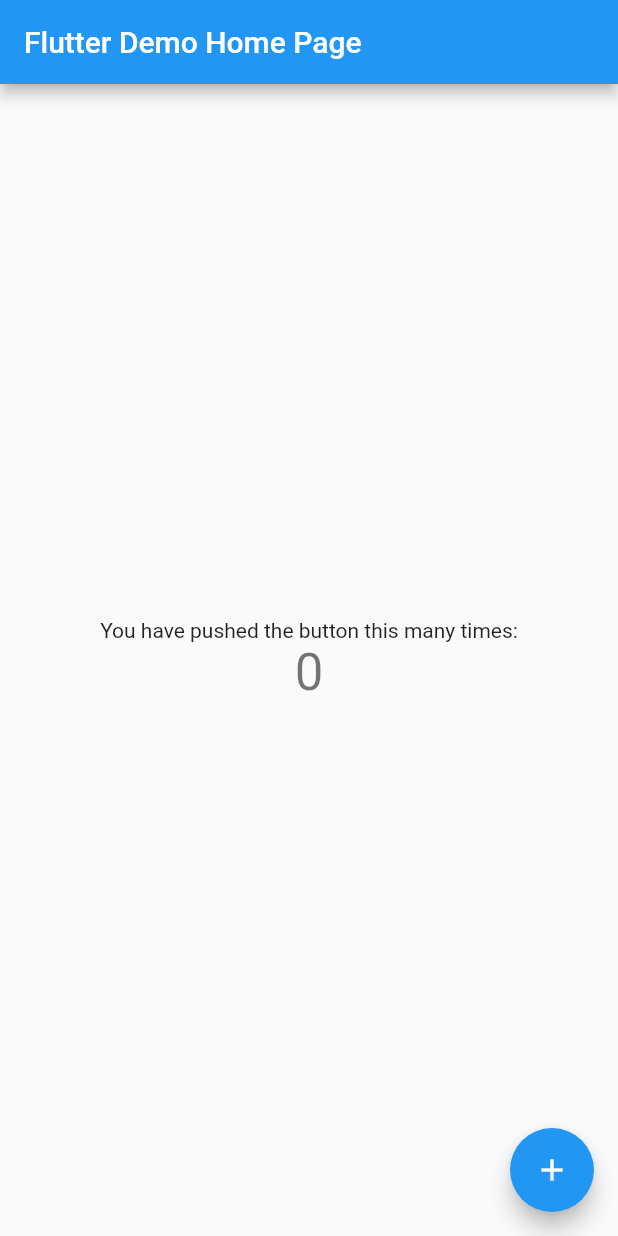
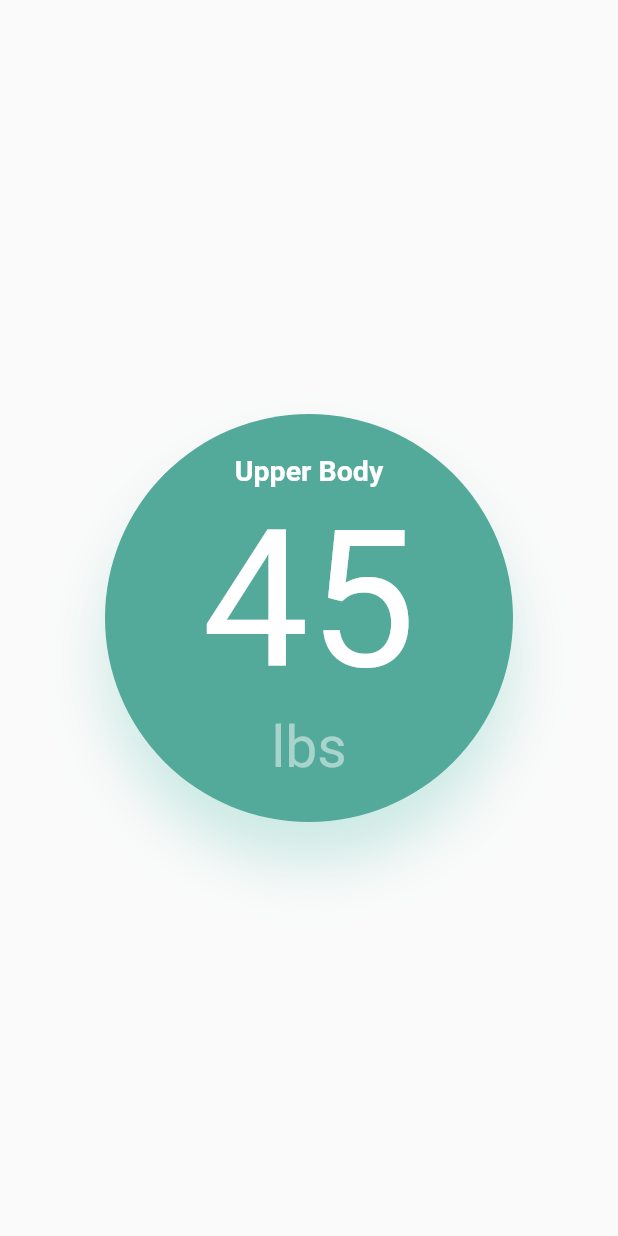
Before and after one commit to sh4217/Metrics-Widget, a Flutter app: the screen it shows after launch, on a phone screen of 412 x 824 dp. Run offline on Flutter 3.47's test engine with Material 2 defaults, Android fonts, the phone set to English and light mode, and no system bars; our stand-ins replace flutter_svg; Roboto replaces fonts that are missing (Helvetica, League Gothic).

Commit message:
made basic metrics container with text labels and imported styles

```diff
--- a/lib/main.dart
+++ b/lib/main.dart
@@ -13,105 +13,36 @@ class MyApp extends StatelessWidget {
   Widget build(BuildContext context) {
     return MaterialApp(
       debugShowCheckedModeBanner: false,
-      title: 'Flutter Demo',
+      title: 'Metrics Demo',
       theme: ThemeData(
-        // This is the theme of your application.
-        //
-        // Try running your application with "flutter run". You'll see the
-        // application has a blue toolbar. Then, without quitting the app, try
-        // changing the primarySwatch below to Colors.green and then invoke
-        // "hot reload" (press "r" in the console where you ran "flutter run",
-        // or simply save your changes to "hot reload" in a Flutter IDE).
-        // Notice that the counter didn't reset back to zero; the application
-        // is not restarted.
         primarySwatch: Colors.blue,
       ),
-      home: const MyHomePage(title: 'Flutter Demo Home Page'),
+      home: const MyHomePage(),
     );
   }
 }
 
 class MyHomePage extends StatefulWidget {
-  const MyHomePage({Key? key, required this.title}) : super(key: key);
+  const MyHomePage({Key? key}) : super(key: key);
 
-  // This widget is the home page of your application. It is stateful, meaning
-  // that it has a State object (defined below) that contains fields that affect
-  // how it looks.
-
-  // This class is the configuration for the state. It holds the values (in this
-  // case the title) provided by the parent (in this case the App widget) and
-  // used by the build method of the State. Fields in a Widget subclass are
-  // always marked "final".
-
-  final String title;
 
   @override
   State<MyHomePage> createState() => _MyHomePageState();
 }
 
 class _MyHomePageState extends State<MyHomePage> {
-  int _counter = 0;
-
-  void _incrementCounter() {
-    setState(() {
-      // This call to setState tells the Flutter framework that something has
-      // changed in this State, which causes it to rerun the build method below
-      // so that the display can reflect the updated values. If we changed
-      // _counter without calling setState(), then the build method would not be
-      // called again, and so nothing would appear to happen.
-      _counter++;
-    });
-  }
 
   @override
   Widget build(BuildContext context) {
-    // This method is rerun every time setState is called, for instance as done
-    // by the _incrementCounter method above.
-    //
-    // The Flutter framework has been optimized to make rerunning build methods
-    // fast, so that you can just rebuild anything that needs updating rather
-    // than having to individually change instances of widgets.
     return Scaffold(
-      appBar: AppBar(
-        // Here we take the value from the MyHomePage object that was created by
-        // the App.build method, and use it to set our appbar title.
-        title: Text(widget.title),
-      ),
       body: Center(
-        // Center is a layout widget. It takes a single child and positions it
-        // in the middle of the parent.
         child: Column(
-          // Column is also a layout widget. It takes a list of children and
-          // arranges them vertically. By default, it sizes itself to fit its
-          // children horizontally, and tries to be as tall as its parent.
-          //
-          // Invoke "debug painting" (press "p" in the console, choose the
-          // "Toggle Debug Paint" action from the Flutter Inspector in Android
-          // Studio, or the "Toggle Debug Paint" command in Visual Studio Code)
-          // to see the wireframe for each widget.
-          //
-          // Column has various properties to control how it sizes itself and
-          // how it positions its children. Here we use mainAxisAlignment to
-          // center the children vertically; the main axis here is the vertical
-          // axis because Columns are vertical (the cross axis would be
-          // horizontal).
           mainAxisAlignment: MainAxisAlignment.center,
           children: <Widget>[
-            const Text(
-              'You have pushed the button this many times:',
-            ),
-            Text(
-              '$_counter',
-              style: Theme.of(context).textTheme.headline4,
-            ),
+            Metrics()
           ],
         ),
       ),
-      floatingActionButton: FloatingActionButton(
-        onPressed: _incrementCounter,
-        tooltip: 'Increment',
-        child: const Icon(Icons.add),
-      ), // This trailing comma makes auto-formatting nicer for build methods.
-    );
+    ); //
   }
 }
--- a/lib/widgets/metrics.dart
+++ b/lib/widgets/metrics.dart
@@ -17,7 +17,28 @@ class _MetricsState extends State<Metrics> {
   @override
   Widget build(BuildContext context) {
     return Container(
-
+      height: bubbleDiameter.toDouble(),
+      decoration: bubbleBoxDecoration,
+      padding: new EdgeInsets.all(25.0),
+      child: Center(
+        child: Column(
+          mainAxisAlignment: MainAxisAlignment.spaceEvenly,
+          children: <Widget> [
+            Text(
+              'Upper Body',
+              style: labelTextStyle,
+            ),
+            Text(
+              '45',
+              style: weightTextStyle,
+            ),
+            Text(
+              'lbs',
+              style: unitTextStyle,
+            ),
+          ],
+        ),
+      ),
     );
   }
 }
```
